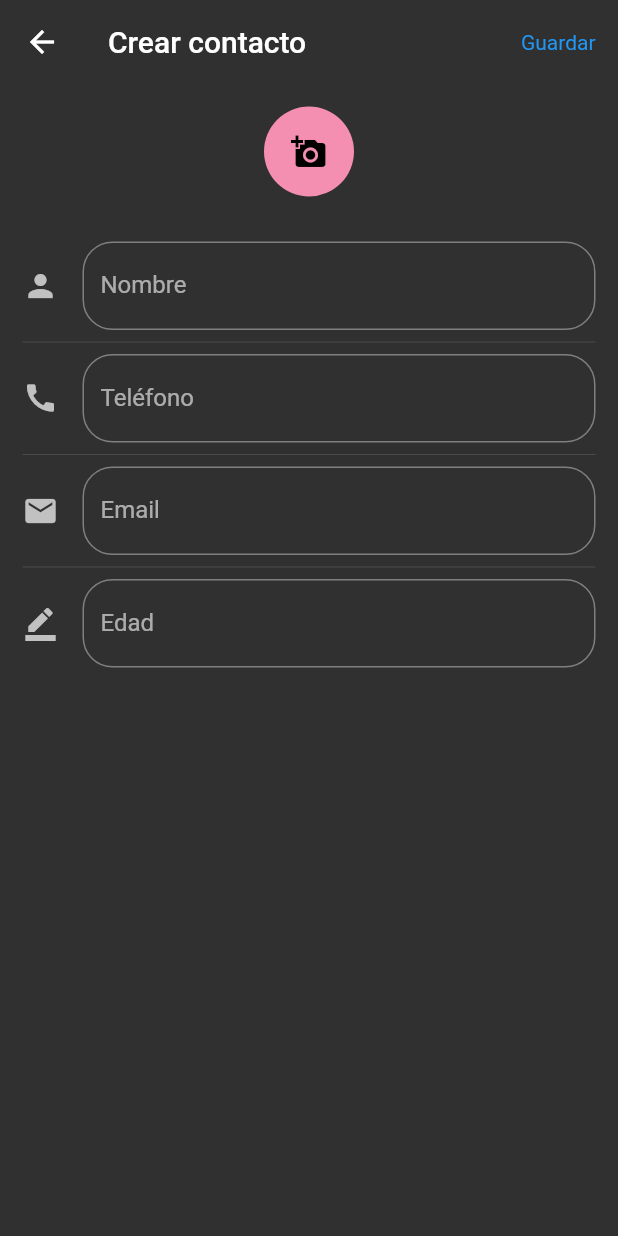
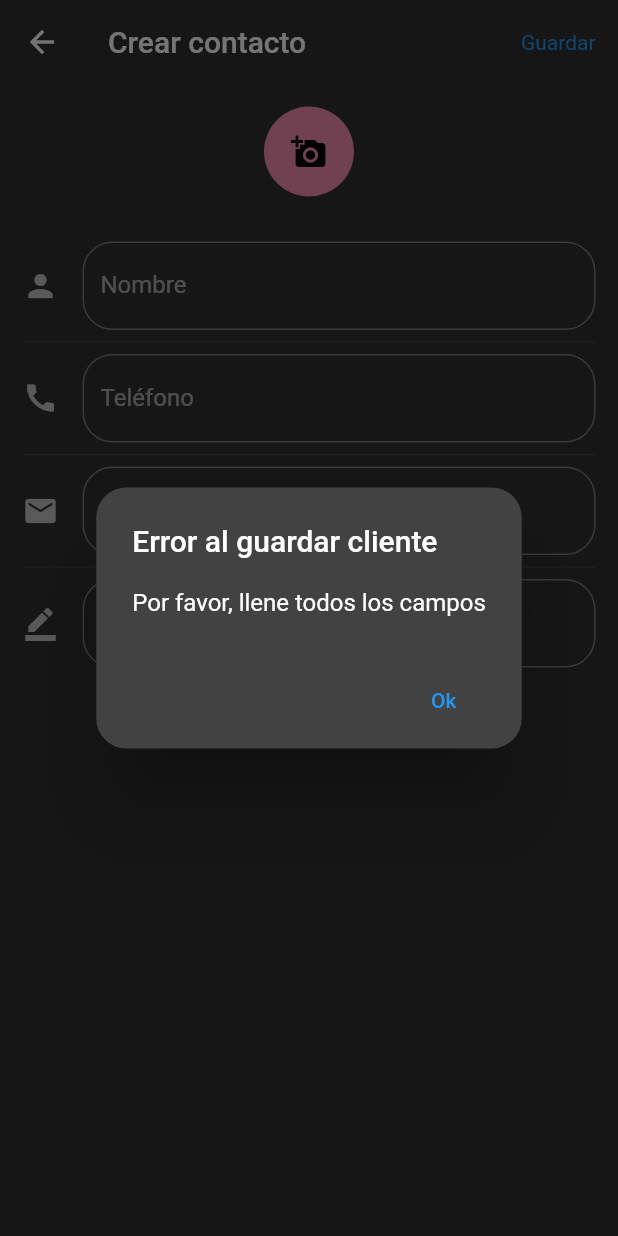
Before and after one commit to HectorPalacio/CRUD_V1, a Flutter app: the FormRegistro screen opened directly, after a tap on "Guardar", on a phone screen of 412 x 824 dp. Run offline on Flutter 3.47's test engine with Material 2 defaults, Android fonts, the phone set to English and light mode, and no system bars; our stand-ins replace sqflite; accounts and stored records are empty.

Commit message:
Validando campos vacíos

```diff
--- a/lib/src/pages/form_registro.dart
+++ b/lib/src/pages/form_registro.dart
@@ -46,6 +46,13 @@ class FormRegistro extends StatelessWidget {
                       style: TextStyle(color: Colors.blue),
                     ),
                     onTap: () async {
+                      //VALIDATION
+                      if (controllerNombreText.text == '' ||
+                          controllerTelefonoText.text == '' ||
+                          controllerEmailText.text == '' ||
+                          controllerEdadText.text == '') {
+                        _mostrarAlerta(context);
+                      } else {
                         // SET
                         Provider.of<ClienteProvider>(context, listen: false)
                             .nombre = controllerNombreText.text;
@@ -55,21 +62,6 @@ class FormRegistro extends StatelessWidget {
                             .email = controllerEmailText.text;
                         Provider.of<ClienteProvider>(context, listen: false)
                             .edad = int.parse(controllerEdadText.text);
-                      // GET
-                      final nuevoCliente = ClienteModel(
-                        nombre:
-                            Provider.of<ClienteProvider>(context, listen: false)
-                                .nombre,
-                        telefono:
-                            Provider.of<ClienteProvider>(context, listen: false)
-                                .telefono,
-                        email:
-                            Provider.of<ClienteProvider>(context, listen: false)
-                                .email,
-                        edad:
-                            Provider.of<ClienteProvider>(context, listen: false)
-                                .edad,
-                      );
                         // INSERT
                         if (this.accion == 'Crear') {
                           final nuevoCliente = ClienteModel(
@@ -88,7 +80,8 @@ class FormRegistro extends StatelessWidget {
                           );
                           final int resp =
                               await DBProvider.db.nuevoCliente(nuevoCliente);
-                        final longitud = await DBProvider.db.getTodosClientes();
+                          final longitud =
+                              await DBProvider.db.getTodosClientes();
                           if (resp == longitud.length) {
                             Navigator.pop(context);
                             Navigator.push(
@@ -136,6 +129,7 @@ class FormRegistro extends StatelessWidget {
                             ),
                           );
                         }
+                      }
                     },
                   ),
                 ),
@@ -148,10 +142,42 @@ class FormRegistro extends StatelessWidget {
     );
   }
 
+  void _mostrarAlerta(BuildContext context) {
+    showDialog(
+      context: context,
+      barrierDismissible: true,
+      builder: (context) {
+        return AlertDialog(
+          shape:
+              RoundedRectangleBorder(borderRadius: BorderRadius.circular(20.0)),
+          title: Text('Error al guardar cliente'),
+          content: Column(
+            mainAxisSize: MainAxisSize.min,
+            children: <Widget>[
+              Text('Por favor, llene todos los campos'),
+            ],
+          ),
+          actions: <Widget>[
+            FlatButton(
+              child: Text(
+                'Ok',
+                style: TextStyle(color: Colors.blue),
+              ),
+              onPressed: () => Navigator.of(context).pop(),
+            )
+          ],
+        );
+      },
+    );
+  }
+
   Widget _contruirBody(BuildContext context) {
     return Padding(
       padding: const EdgeInsets.all(15.0),
-      child: Column(
+      child: ListView(
+        physics: BouncingScrollPhysics(),
+        children: [
+          Column(
             children: [
               _CrearCircleAvatar(),
               SizedBox(height: 30),
@@ -162,6 +188,8 @@ class FormRegistro extends StatelessWidget {
               _crearInputEmail(context),
               Divider(),
               _crearInputEdad(context),
+            ],
+          ),
         ],
       ),
     );
```
Also changed, not shown: lib/src/pages/cliente_detalle_page.dart (+35 -2 lines). Lines whose indentation alone changed are shown as unchanged.
